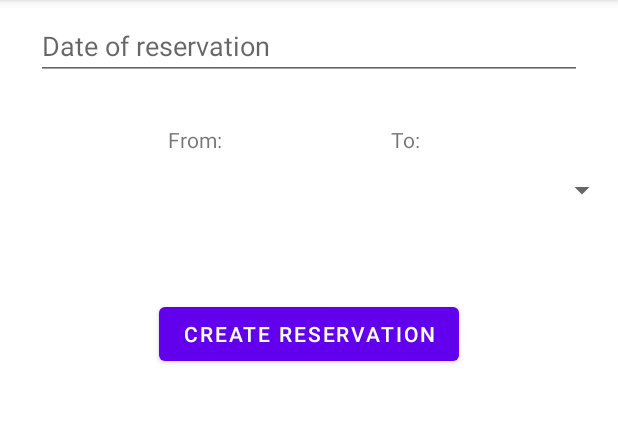
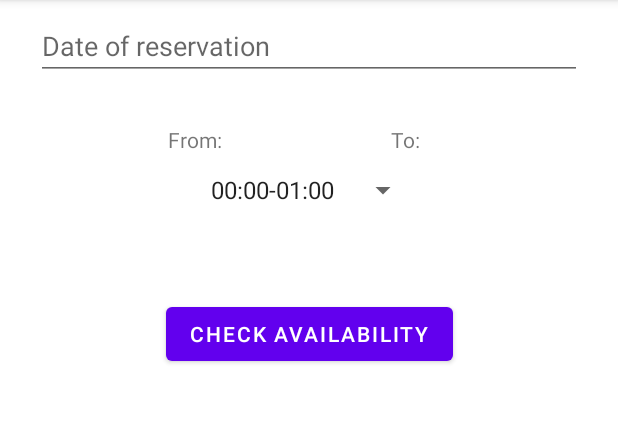
Before and after one commit to oppip/FindParking, an Android app: the ReservationForm screen opened directly, with no data from a screen before it, on a phone screen of 412 x 824 dp, the part 84-507 px from its top. Run offline under Robolectric (Android 15) with nearby library versions, the phone set to English and light mode, and no system bars.

```diff
--- a/app/build.gradle
+++ b/app/build.gradle
@@ -37,4 +37,7 @@ dependencies {
     testImplementation 'junit:junit:4.+'
     androidTestImplementation 'androidx.test.ext:junit:1.1.1'
     androidTestImplementation 'androidx.test.espresso:espresso-core:3.2.0'
+
+    implementation 'androidmads.library.qrgenearator:QRGenearator:1.0.4'
+    implementation 'com.google.zxing:core:3.3.2'
 }
--- a/app/src/main/java/com/example/findparking/Helpers/ParkingAdapter.java
+++ b/app/src/main/java/com/example/findparking/Helpers/ParkingAdapter.java
@@ -17,6 +17,7 @@ import com.example.findparking.MainActivity;
 import com.example.findparking.Models.Parking;
 import com.example.findparking.R;
 import com.example.findparking.ReservationForm;
+import com.example.findparking.SignUp;
 
 import java.util.List;
 
@@ -42,9 +43,9 @@ public class ParkingAdapter extends RecyclerView.Adapter<ParkingAdapter.ParkingV
         holder.reserve.setOnClickListener(new View.OnClickListener() {
             @Override
             public void onClick(View v) {
-                Toast.makeText(holder.itemView.getContext(), "Whooaaaa reserve", Toast.LENGTH_LONG).show();
                 Intent intent = new Intent(holder.itemView.getContext(), ReservationForm.class);
                 holder.itemView.getContext().startActivity(intent);
+                Toast.makeText(holder.itemView.getContext(), holder.parkingName.getText().toString(), Toast.LENGTH_SHORT).show();
             }
         });
 
--- /dev/null
+++ b/app/src/main/res/layout-land/activity_reservation_form.xml
@@ -0,0 +1,39 @@
+<?xml version="1.0" encoding="utf-8"?>
+<androidx.constraintlayout.widget.ConstraintLayout
+    xmlns:android="http://schemas.android.com/apk/res/android"
+    xmlns:app="http://schemas.android.com/apk/res-auto"
+    xmlns:tools="http://schemas.android.com/tools"
+    android:layout_width="match_parent"
+    android:layout_height="match_parent"
+    tools:context=".ReservationForm">
+
+    <fragment
+        android:id="@+id/time"
+        class="com.example.findparking.Helpers.ReservationFormFragment"
+        android:layout_width="0dp"
+        android:layout_height="match_parent"
+        app:layout_constraintEnd_toStartOf="@+id/calendarFragment"
+        app:layout_constraintStart_toStartOf="parent"
+        app:layout_constraintTop_toTopOf="parent"
+        tools:layout="@layout/fragment_spinner" />
+
+    <fragment
+        android:id="@+id/calendarFragment"
+        android:name="com.example.findparking.Helpers.CalendarFragment"
+        android:layout_width="0dp"
+        tools:layout="@layout/fragment_calendar"
+        android:layout_height="match_parent"
+        app:layout_constraintEnd_toEndOf="parent"
+        app:layout_constraintStart_toEndOf="@+id/time" />
+
+    <View
+        android:id="@+id/divider3"
+        android:layout_width="1dp"
+        android:layout_height="match_parent"
+        android:layout_marginEnd="1dp"
+        android:background="?android:attr/listDivider"
+        app:layout_constraintEnd_toStartOf="@+id/calendarFragment"
+        app:layout_constraintStart_toEndOf="@+id/time"
+        tools:layout_editor_absoluteY="1dp" />
+
+</androidx.constraintlayout.widget.ConstraintLayout>
--- a/app/src/main/res/layout/fragment_spinner.xml
+++ b/app/src/main/res/layout/fragment_spinner.xml
@@ -26,18 +26,20 @@
 
     <Spinner
         android:id="@+id/spinner"
-        android:layout_width="match_parent"
+        android:layout_width="wrap_content"
         android:layout_height="wrap_content"
-        app:layout_constraintTop_toBottomOf="@+id/fromHour"
         android:layout_marginTop="12dp"
-        />
+        android:entries="@array/timeSlots"
+        app:layout_constraintEnd_toEndOf="parent"
+        app:layout_constraintStart_toStartOf="parent"
+        app:layout_constraintTop_toBottomOf="@+id/fromHour" />
 
     <Button
         android:id="@+id/createReservation"
         android:layout_width="wrap_content"
         android:layout_height="wrap_content"
         android:layout_marginTop="60dp"
-        android:text="Create reservation"
+        android:text="Check availability"
         app:layout_constraintEnd_toEndOf="parent"
         app:layout_constraintStart_toStartOf="parent"
         app:layout_constraintTop_toBottomOf="@+id/spinner" />
```
Also changed, not shown: app/src/main/java/com/example/findparking/Cities.java (+18 -1 lines), app/src/main/java/com/example/findparking/Helpers/CalendarFragment.java (added, +72 -0 lines), app/src/main/java/com/example/findparking/Helpers/DatabaseHelper.java (+56 -0 lines), app/src/main/java/com/example/findparking/Helpers/QRCodeFragment.java (added, +82 -0 lines), app/src/main/java/com/example/findparking/Helpers/ReservationFormFragment.java (+12 -5 lines), app/src/main/java/com/example/findparking/MainActivity.java (+20 -7 lines), app/src/main/java/com/example/findparking/ReservationForm.java (+19 -1 lines), app/src/main/java/com/example/findparking/SignUp.java (+44 -6 lines), app/src/main/res/layout-land/activity_cities.xml (added, +36 -0 lines), app/src/main/res/layout/fragment_calendar.xml (added, +15 -0 lines), app/src/main/res/layout/fragment_q_r_code.xml (added, +18 -0 lines).
